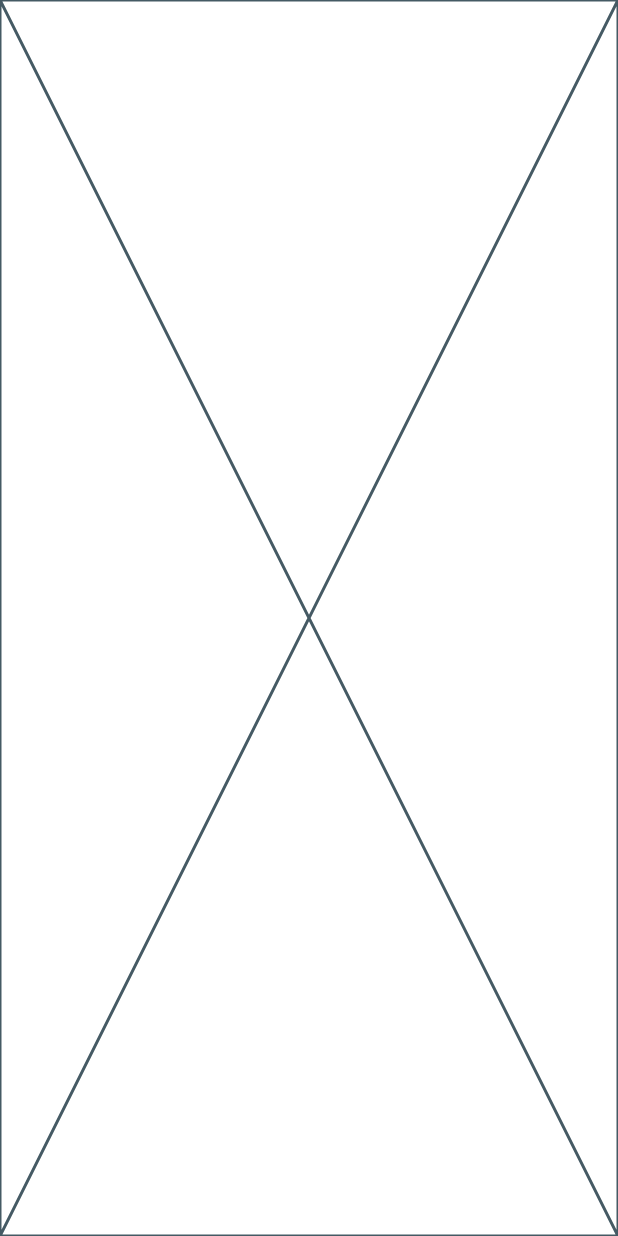
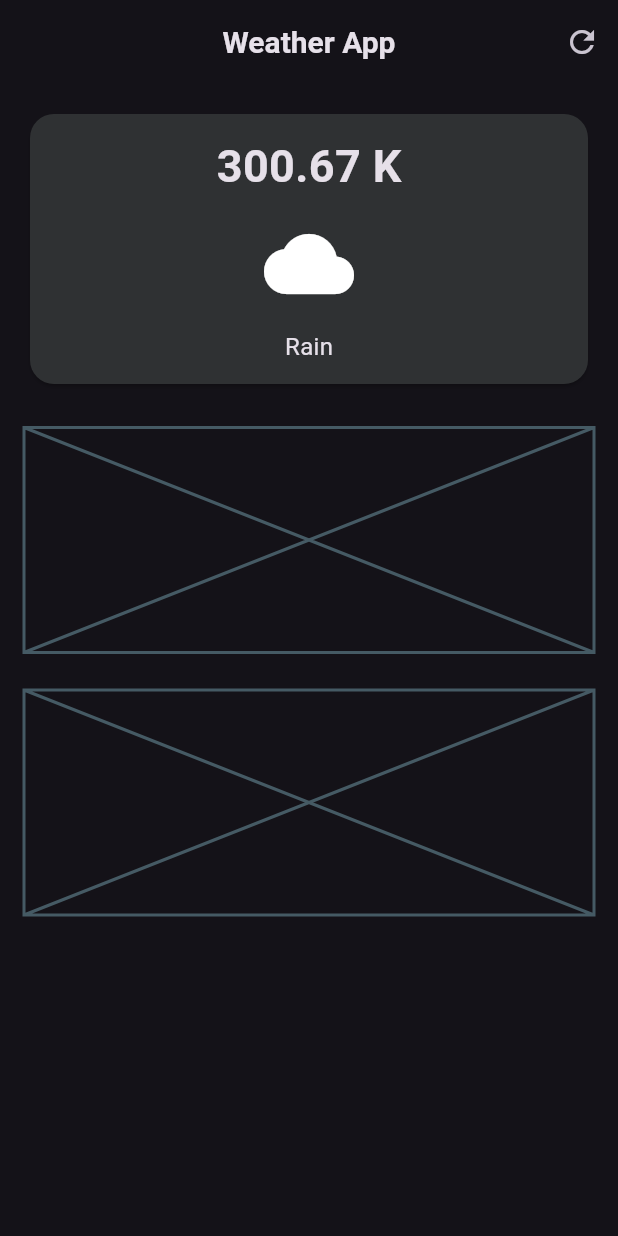
Before and after one commit to VannetNang/website-app-flutter, a Flutter app: the screen it shows after launch, on a phone screen of 412 x 824 dp. Run offline on Flutter 3.47's test engine with Material 3 defaults, Android fonts, the phone set to English and light mode, and no system bars.

Commit message:
- Finished main component UI

```diff
--- a/lib/main.dart
+++ b/lib/main.dart
@@ -1,4 +1,5 @@
 import 'package:flutter/material.dart';
+import 'package:weather_app_flutter/weather_app.dart';
 
 void main() {
   runApp(const MyApp());
@@ -9,6 +10,10 @@ class MyApp extends StatelessWidget {
 
   @override
   Widget build(BuildContext context) {
-    return const Placeholder();
+    return MaterialApp(
+      debugShowCheckedModeBanner: false,
+      theme: ThemeData.dark(useMaterial3: true),
+      home: WeatherApp(),
+    );
   }
 }
--- /dev/null
+++ b/lib/weather_app.dart
@@ -0,0 +1,67 @@
+import 'package:flutter/material.dart';
+
+class WeatherApp extends StatelessWidget {
+  const WeatherApp({super.key});
+
+  @override
+  Widget build(BuildContext context) {
+    return Scaffold(
+      appBar: AppBar(
+        title: Text(
+          'Weather App',
+          style: TextStyle(fontWeight: FontWeight.w600, fontSize: 20),
+        ),
+        centerTitle: true,
+        actions: [
+          IconButton(
+            onPressed: () {
+              print('Icon clicked...');
+            },
+            icon: Icon(Icons.refresh),
+          ),
+        ],
+      ),
+
+      body: Padding(
+        padding: const EdgeInsets.all(16.0),
+        child: Column(
+          children: [
+            // Main card
+            Card(
+              color: const Color.fromARGB(255, 47, 49, 51),
+              shape: RoundedRectangleBorder(
+                borderRadius: BorderRadius.circular(16),
+              ),
+              child: SizedBox(
+                width: double.infinity,
+                height: 180,
+                child: Column(
+                  mainAxisAlignment: MainAxisAlignment.spaceEvenly,
+                  children: [
+                    Text(
+                      '300.67 K',
+                      style: TextStyle(
+                        fontSize: 30,
+                        fontWeight: FontWeight.bold,
+                      ),
+                    ),
+                    Icon(Icons.cloud, size: 60),
+                    Text('Rain', style: TextStyle(fontSize: 16)),
+                  ],
+                ),
+              ),
+            ),
+
+            // Forecast card
+            const SizedBox(height: 25),
+            Placeholder(fallbackHeight: 150),
+
+            // Additional information
+            const SizedBox(height: 25),
+            Placeholder(fallbackHeight: 150),
+          ],
+        ),
+      ),
+    );
+  }
+}
```
